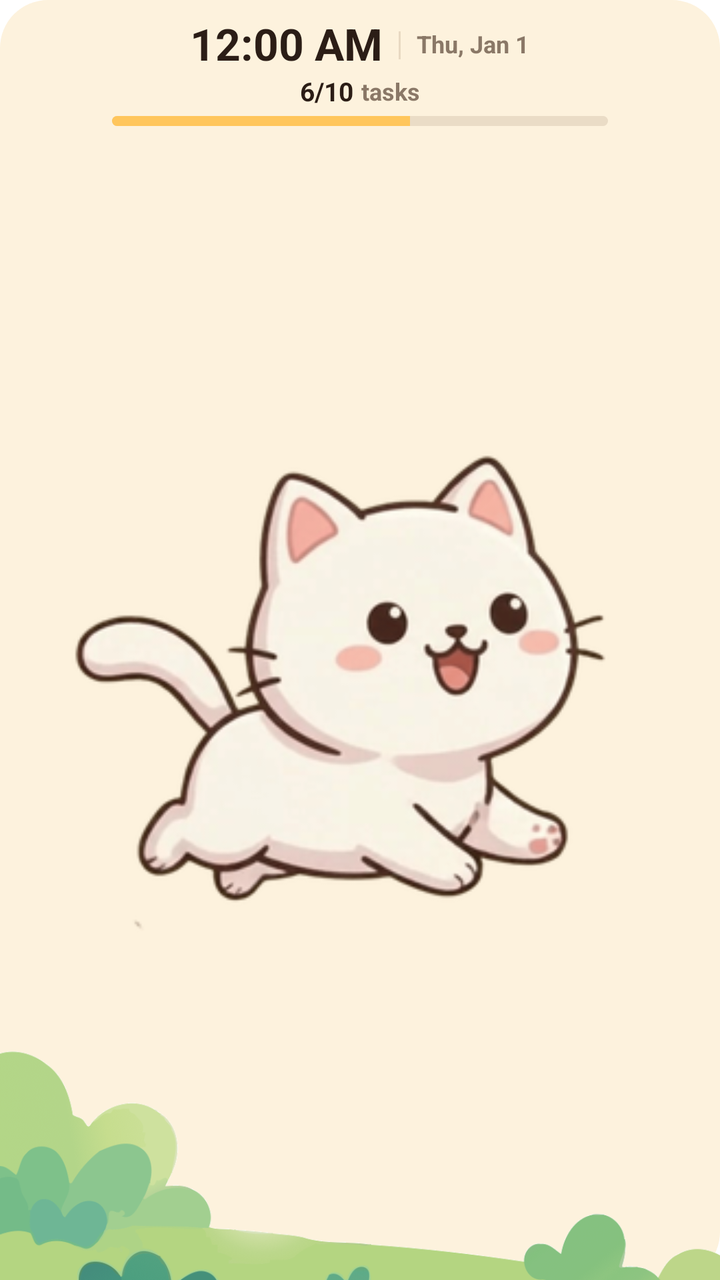
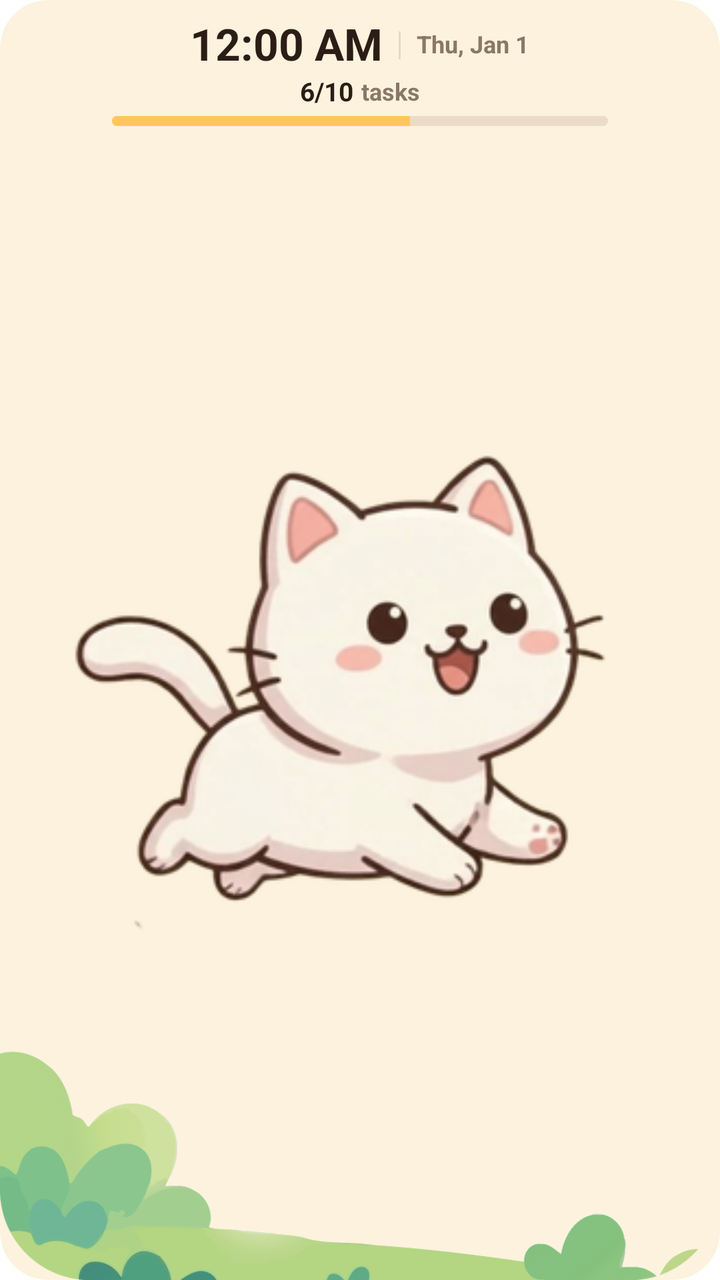

Compare the two renders of this Android layout. The source of the first and the diff that turns it into the second are given below.
<!-- AndroidManifest.xml: fallback theme Theme.MaterialComponents.DayNight.NoActionBar -->
<!-- res/layout/todocat_cat_widget_wide.xml -->
<?xml version="1.0" encoding="utf-8"?>
<FrameLayout xmlns:android="http://schemas.android.com/apk/res/android"
    android:id="@+id/widget_cat_root"
    android:layout_width="match_parent"
    android:layout_height="match_parent"
    android:background="@drawable/widget_cat_background">

    
    <ImageView
        android:id="@+id/widget_cat_grass_bg"
        android:layout_width="match_parent"
        android:layout_height="match_parent"
        android:scaleType="fitEnd"
        android:src="@drawable/widget_cat_grass" />

    
    <LinearLayout
        android:layout_width="match_parent"
        android:layout_height="match_parent"
        android:gravity="center_horizontal"
        android:orientation="vertical"
        android:paddingStart="16dp"
        android:paddingTop="10dp"
        android:paddingEnd="16dp"
        android:paddingBottom="4dp">

        
        <LinearLayout
            android:layout_width="wrap_content"
            android:layout_height="wrap_content"
            android:gravity="center_vertical"
            android:orientation="horizontal">

            <TextClock
                android:id="@+id/widget_cat_time"
                android:layout_width="wrap_content"
                android:layout_height="wrap_content"
                android:fontFamily="sans-serif-rounded"
                android:format12Hour="h:mm a"
                android:format24Hour="HH:mm"
                android:includeFontPadding="false"
                android:textColor="#2B1D16"
                android:textSize="22sp"
                android:textStyle="bold" />

            <View
                android:layout_width="1dp"
                android:layout_height="14dp"
                android:layout_marginStart="8dp"
                android:layout_marginEnd="8dp"
                android:background="#E8D9C2" />

            <TextClock
                android:id="@+id/widget_cat_date"
                android:layout_width="wrap_content"
                android:layout_height="wrap_content"
                android:fontFamily="sans-serif-rounded"
                android:format12Hour="EEE, MMM d"
                android:format24Hour="EEE, MMM d"
                android:includeFontPadding="false"
                android:textColor="#8A7867"
                android:textSize="12sp"
                android:textStyle="bold" />
        </LinearLayout>

        
        <LinearLayout
            android:id="@+id/widget_cat_ratio_container"
            android:layout_width="wrap_content"
            android:layout_height="wrap_content"
            android:layout_marginTop="3dp"
            android:gravity="center_vertical"
            android:orientation="horizontal">

            <TextView
                android:id="@+id/widget_cat_ratio"
                android:layout_width="wrap_content"
                android:layout_height="wrap_content"
                android:fontFamily="sans-serif-rounded"
                android:includeFontPadding="false"
                android:text="6/10"
                android:textColor="#2B1D16"
                android:textSize="13sp"
                android:textStyle="bold" />

            <TextView
                android:id="@+id/widget_cat_ratio_label"
                android:layout_width="wrap_content"
                android:layout_height="wrap_content"
                android:layout_marginStart="4dp"
                android:fontFamily="sans-serif-rounded"
                android:includeFontPadding="false"
                android:text="tasks"
                android:textColor="#8A7867"
                android:textSize="12sp"
                android:textStyle="bold" />
        </LinearLayout>

        
        <ProgressBar
            android:id="@+id/widget_cat_progress"
            style="?android:attr/progressBarStyleHorizontal"
            android:layout_width="match_parent"
            android:layout_height="5dp"
            android:layout_marginStart="40dp"
            android:layout_marginTop="4dp"
            android:layout_marginEnd="40dp"
            android:max="100"
            android:progress="60"
            android:progressDrawable="@drawable/widget_cat_progress" />

        
        <FrameLayout
            android:id="@+id/widget_cat_container"
            android:layout_width="match_parent"
            android:layout_height="0dp"
            android:layout_weight="1"
            android:layout_marginTop="2dp">

            
            <ViewFlipper
                android:id="@+id/widget_cat_flipper"
                android:layout_width="match_parent"
                android:layout_height="match_parent"
                android:layout_gravity="center"
                android:autoStart="true"
                android:flipInterval="100">

                <ImageView
                    android:id="@+id/widget_cat_frame_0"
                    android:layout_width="match_parent"
                    android:layout_height="match_parent"
                    android:scaleType="fitCenter"
                    android:src="@drawable/cat_white_0" />

                <ImageView
                    android:id="@+id/widget_cat_frame_1"
                    android:layout_width="match_parent"
                    android:layout_height="match_parent"
                    android:scaleType="fitCenter"
                    android:src="@drawable/cat_white_1" />

                <ImageView
                    android:id="@+id/widget_cat_frame_2"
                    android:layout_width="match_parent"
                    android:layout_height="match_parent"
                    android:scaleType="fitCenter"
                    android:src="@drawable/cat_white_2" />

                <ImageView
                    android:id="@+id/widget_cat_frame_3"
                    android:layout_width="match_parent"
                    android:layout_height="match_parent"
                    android:scaleType="fitCenter"
                    android:src="@drawable/cat_white_3" />

                <ImageView
                    android:id="@+id/widget_cat_frame_4"
                    android:layout_width="match_parent"
                    android:layout_height="match_parent"
                    android:scaleType="fitCenter"
                    android:src="@drawable/cat_white_4" />

                <ImageView
                    android:id="@+id/widget_cat_frame_5"
                    android:layout_width="match_parent"
                    android:layout_height="match_parent"
                    android:scaleType="fitCenter"
                    android:src="@drawable/cat_white_5" />

                <ImageView
                    android:id="@+id/widget_cat_frame_6"
                    android:layout_width="match_parent"
                    android:layout_height="match_parent"
                    android:scaleType="fitCenter"
                    android:src="@drawable/cat_white_6" />
            </ViewFlipper>

            
            <ViewFlipper
                android:id="@+id/widget_cat_sleeping"
                android:layout_width="match_parent"
                android:layout_height="match_parent"
                android:layout_gravity="center"
                android:autoStart="true"
                android:flipInterval="350"
                android:visibility="gone">

                <ImageView
                    android:id="@+id/widget_cat_sleep_0"
                    android:layout_width="match_parent"
                    android:layout_height="match_parent"
                    android:scaleType="fitCenter"
                    android:src="@drawable/cat_white_sleep_0" />

                <ImageView
                    android:id="@+id/widget_cat_sleep_1"
                    android:layout_width="match_parent"
                    android:layout_height="match_parent"
                    android:scaleType="fitCenter"
                    android:src="@drawable/cat_white_sleep_1" />

                <ImageView
                    android:id="@+id/widget_cat_sleep_2"
                    android:layout_width="match_parent"
                    android:layout_height="match_parent"
                    android:scaleType="fitCenter"
                    android:src="@drawable/cat_white_sleep_2" />

                <ImageView
                    android:id="@+id/widget_cat_sleep_3"
                    android:layout_width="match_parent"
                    android:layout_height="match_parent"
                    android:scaleType="fitCenter"
                    android:src="@drawable/cat_white_sleep_3" />

                <ImageView
                    android:id="@+id/widget_cat_sleep_4"
                    android:layout_width="match_parent"
                    android:layout_height="match_parent"
                    android:scaleType="fitCenter"
                    android:src="@drawable/cat_white_sleep_4" />

                <ImageView
                    android:id="@+id/widget_cat_sleep_5"
                    android:layout_width="match_parent"
                    android:layout_height="match_parent"
                    android:scaleType="fitCenter"
                    android:src="@drawable/cat_white_sleep_5" />
            </ViewFlipper>
        </FrameLayout>

    </LinearLayout>

</FrameLayout>
<!-- resources referenced by this layout -->
<resources>
  <!-- drawable cat_white_0: png bitmap (drawable-nodpi, 52245 bytes) -->
  <!-- drawable cat_white_1: png bitmap (drawable-nodpi, 53957 bytes) -->
  <!-- drawable cat_white_2: png bitmap (drawable-nodpi, 53964 bytes) -->
  <!-- drawable cat_white_3: png bitmap (drawable-nodpi, 54060 bytes) -->
  <!-- drawable cat_white_4: png bitmap (drawable-nodpi, 56073 bytes) -->
  <!-- drawable cat_white_5: png bitmap (drawable-nodpi, 57547 bytes) -->
  <!-- drawable cat_white_6: png bitmap (drawable-nodpi, 54485 bytes) -->
  <!-- drawable cat_white_sleep_0: png bitmap (drawable-nodpi, 39766 bytes) -->
  <!-- drawable cat_white_sleep_1: png bitmap (drawable-nodpi, 40058 bytes) -->
  <!-- drawable cat_white_sleep_2: png bitmap (drawable-nodpi, 40201 bytes) -->
  <!-- drawable cat_white_sleep_3: png bitmap (drawable-nodpi, 40574 bytes) -->
  <!-- drawable cat_white_sleep_4: png bitmap (drawable-nodpi, 42385 bytes) -->
  <!-- drawable cat_white_sleep_5: png bitmap (drawable-nodpi, 43227 bytes) -->
  <!-- drawable widget_cat_background (drawable) -->
  <?xml version="1.0" encoding="utf-8"?>
  <shape xmlns:android="http://schemas.android.com/apk/res/android"
      android:shape="rectangle">
      <solid android:color="#FDF2DD" />
      <corners android:radius="24dp" />
  </shape>
  <!-- drawable widget_cat_grass: png bitmap (drawable, 52345 bytes) -->
  <!-- drawable widget_cat_progress (drawable) -->
  <?xml version="1.0" encoding="utf-8"?>
  <layer-list xmlns:android="http://schemas.android.com/apk/res/android">
      <item android:id="@android:id/background">
          <shape android:shape="rectangle">
              <corners android:radius="10dp" />
              <solid android:color="#EADCC6" />
          </shape>
      </item>
      <item android:id="@android:id/progress">
          <clip>
              <shape android:shape="rectangle">
                  <corners android:radius="10dp" />
                  <solid android:color="#FFC65C" />
              </shape>
          </clip>
      </item>
  </layer-list>
</resources>

<!-- the commit's change to res/layout/todocat_cat_widget_wide.xml (unified diff, before → after) -->
@@ -3,6 +3,7 @@
     android:id="@+id/widget_cat_root"
     android:layout_width="match_parent"
     android:layout_height="match_parent"
+    android:clipToOutline="true"
     android:background="@drawable/widget_cat_background">
 
     
@@ -10,6 +11,7 @@
         android:id="@+id/widget_cat_grass_bg"
         android:layout_width="match_parent"
         android:layout_height="match_parent"
+        android:clipToOutline="true"
         android:scaleType="fitEnd"
         android:src="@drawable/widget_cat_grass" />
 
<!-- resource entries referenced after the edit -->
@@ -20,7 +20,7 @@
       <solid android:color="#FDF2DD" />
       <corners android:radius="24dp" />
   </shape>
-  <!-- drawable widget_cat_grass: png bitmap (drawable, 52345 bytes) -->
+  <!-- drawable widget_cat_grass: png bitmap (drawable, 57453 bytes) -->
   <!-- drawable widget_cat_progress (drawable) -->
   <?xml version="1.0" encoding="utf-8"?>
   <layer-list xmlns:android="http://schemas.android.com/apk/res/android">
